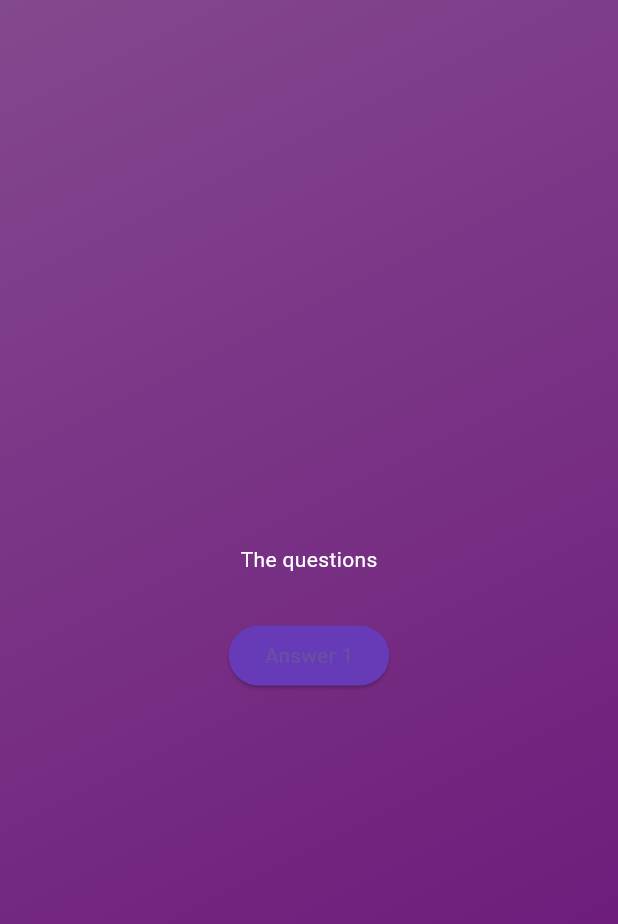
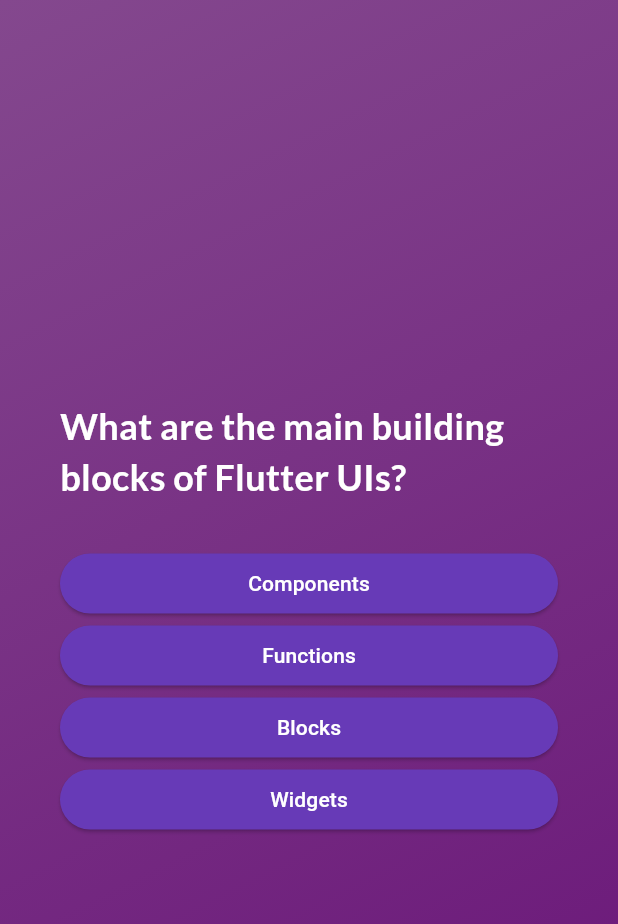
Before and after one commit to Tshewang2022/flutter, a Flutter app: the screen it shows after launch, after a tap on "Start quiz", on a phone screen of 412 x 824 dp. Shown: the top 924 px of the screen. Run offline on Flutter 3.47's test engine with Material 3 defaults, Android fonts, the phone set to English and light mode, and no system bars; our stand-ins replace google_fonts.

Commit message:
custom widgets

```diff
--- a/foundations/lib/answer_button.dart
+++ b/foundations/lib/answer_button.dart
@@ -15,9 +15,11 @@
     return ElevatedButton(
       onPressed: onTap,
       style: ElevatedButton.styleFrom(
+        padding: EdgeInsets.symmetric(horizontal: 40, vertical: 10),
         backgroundColor: Colors.deepPurple,
+        shape: RoundedRectangleBorder(borderRadius: BorderRadius.circular(40)),
       ),
-      child: Text(answerText),
+      child: Text(answerText, style: TextStyle(color: Colors.white)),
     );
   }
 }
--- a/foundations/lib/models/quiz_questions.dart
+++ b/foundations/lib/models/quiz_questions.dart
@@ -5,4 +5,9 @@
   // data property of the class
   final String text;
   final List<String> answers;
+  List<String> getShuffledAnswers() {
+    final shuffledList = List.of(answers);
+    shuffledList.shuffle();
+    return shuffledList;
+  }
 }
--- a/foundations/lib/questions_screen.dart
+++ b/foundations/lib/questions_screen.dart
@@ -1,8 +1,11 @@
 import 'package:flutter/material.dart';
 import 'package:foundations/answer_button.dart';
+import 'package:foundations/data/questions.dart';
+import 'package:google_fonts/google_fonts.dart';
 
 class QuestionsScreen extends StatefulWidget {
-  const QuestionsScreen({super.key});
+  const QuestionsScreen({super.key, required this.onSelectAnswer});
+  final void Function(String answer) onSelectAnswer;
   @override
   State<QuestionsScreen> createState() {
     return _QuestionsScreenState();
@@ -10,25 +13,50 @@
 }
 
 class _QuestionsScreenState extends State<QuestionsScreen> {
+  var currentQuestionIndex = 0;
+  void answerQuestion(String selectedAnswers) {
+    widget.onSelectAnswer(selectedAnswers);
+    setState(() {
+      currentQuestionIndex = currentQuestionIndex + 1;
+    });
+  }
+
   @override
   // Widget in flutter is the reusable components, just like in other framework
   // and we create the custom widgets, just like the other framework
   Widget build(context) {
+    final currentQuestion = questions[currentQuestionIndex];
     return SizedBox(
       width: double.infinity,
+      child: Container(
+        margin: const EdgeInsets.all(40),
         child: Column(
           mainAxisAlignment: MainAxisAlignment.center,
+          crossAxisAlignment: CrossAxisAlignment.stretch,
           children: [
-          Text('The questions', style: TextStyle(color: Colors.white)),
+            Text(
+              currentQuestion.text,
+              style: GoogleFonts.lato(
+                color: Colors.white,
+                fontSize: 24,
+                fontWeight: FontWeight.bold,
+              ),
+            ),
             SizedBox(height: 30),
+            ...currentQuestion.getShuffledAnswers().map((answer) {
+              return AnswerButton(answer, () {
+                answerQuestion(answer);
+              });
+            }),
             // without using the namedparameter
-          AnswerButton('Answer 1', () {}),
+            // AnswerButton(currentQuestion.answers[0], () {}),
 
             //with using the namedparameter, however we need to change it
             // inside the widgets
             // AnswerButton(answerText:'', onTap:(){},),
           ],
         ),
+      ),
     );
   }
 }
--- a/foundations/lib/quiz.dart
+++ b/foundations/lib/quiz.dart
@@ -1,4 +1,5 @@
 import 'package:flutter/material.dart';
+import 'package:foundations/data/questions.dart';
 import 'package:foundations/questions_screen.dart';
 import 'package:foundations/start_screen.dart';
 
@@ -15,11 +16,22 @@
 class _QuizState extends State<Quiz> {
   //// the methods of changing the screen
   var activeScreen = 'start-screen';
+  List<String> selectedAnswers = [];
 
   void switchScreen() {
     setState(() {
       activeScreen = 'questions-screen';
     });
+  }
+
+  void chooseAnswer(String answer) {
+    selectedAnswers.add(answer);
+    if (selectedAnswers.length == questions.length) {
+      setState(() {
+        selectedAnswers = [];
+        activeScreen = 'start-screen';
+      });
+    }
   }
 
   @override
@@ -41,7 +53,7 @@
           child:
               activeScreen == 'start-screen'
                   ? StartScreen(switchScreen)
-                  : const QuestionsScreen(),
+                  : QuestionsScreen(onSelectAnswer: chooseAnswer),
         ),
       ),
     );
--- a/foundations/pubspec.yaml
+++ b/foundations/pubspec.yaml
@@ -34,6 +34,7 @@
   # The following adds the Cupertino Icons font to your application.
   # Use with the CupertinoIcons class for iOS style icons.
   cupertino_icons: ^1.0.8
+  google_fonts: ^6.2.1
 
 dev_dependencies:
   flutter_test:
```
Also changed, not shown: foundations/lib/results_screen.dart (added, +10 -0 lines), foundations/pubspec.lock, 1 other file. Lines whose indentation alone changed are shown as unchanged.
